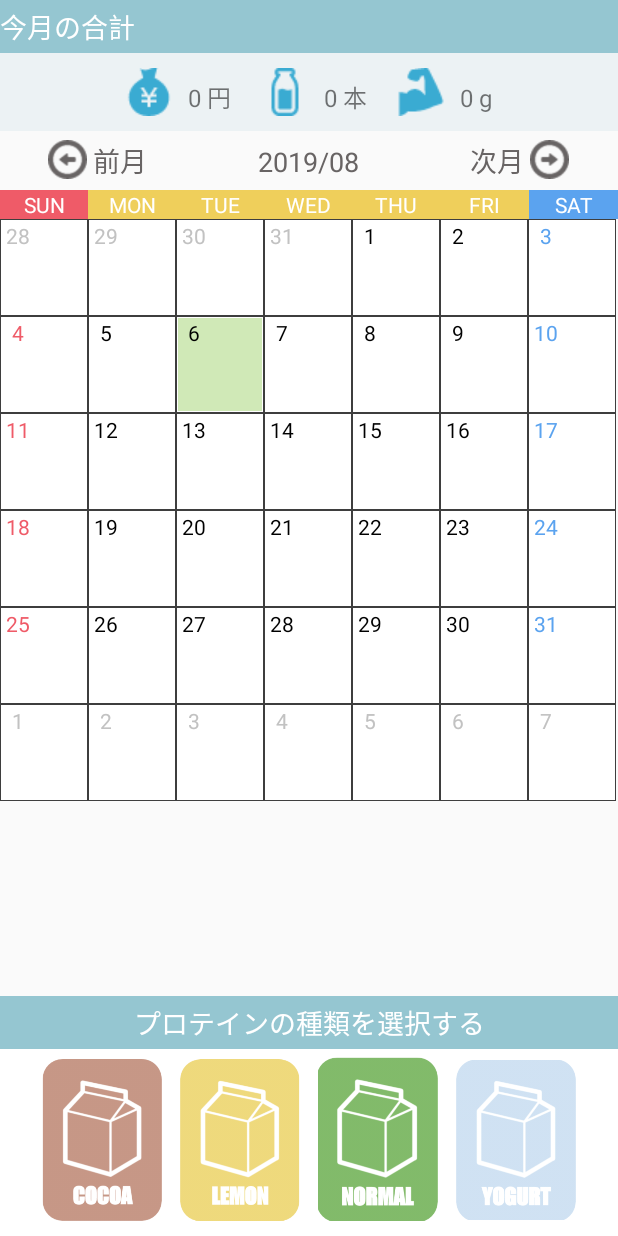
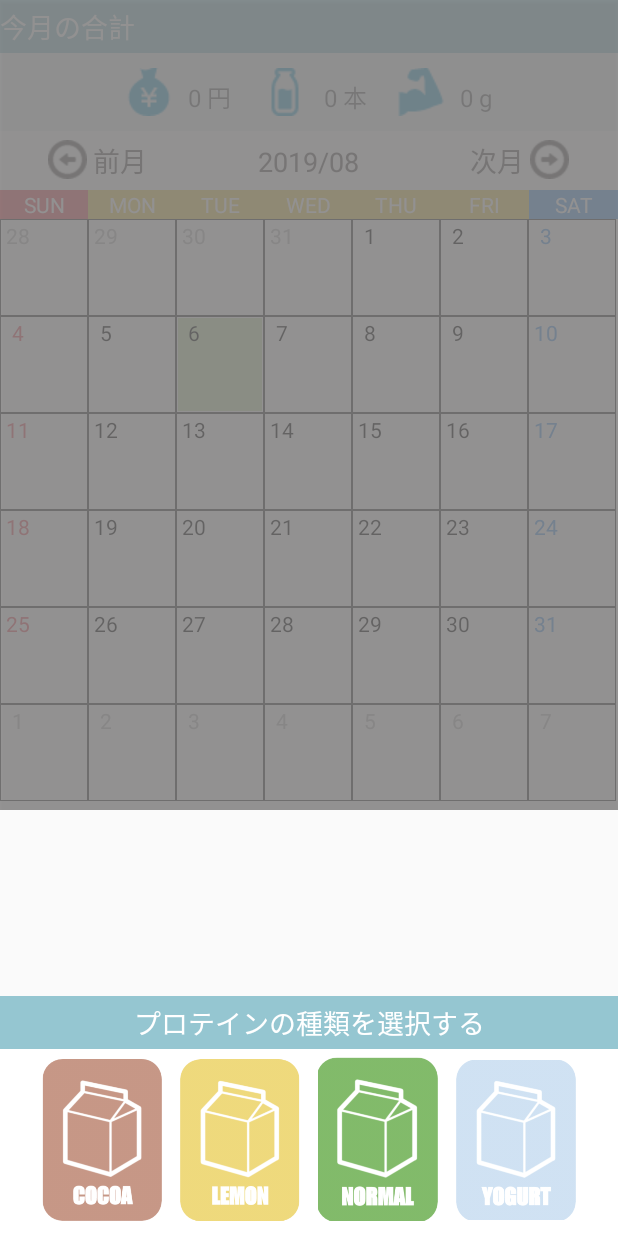
Before and after one commit to kiy0ta/ProteinCalenderApp, an Android app: the screen it shows after launch (TopActivity), after a tap on "28", on a phone screen of 412 x 824 dp. Run offline under Robolectric (Android 15) with nearby library versions, the light colour scheme and no system bars; 2 other taps on this screen came first.

Commit message:
## 変更  - カレンダーのグレーアウト処理

```diff
--- a/app/src/main/java/com/kiyokiyo/proteincalenderapp/activity/TopActivity.java
+++ b/app/src/main/java/com/kiyokiyo/proteincalenderapp/activity/TopActivity.java
@@ -8,6 +8,7 @@ import android.support.v7.app.AppCompatActivity;
 import android.os.Bundle;
 import android.view.View;
 import android.widget.AdapterView;
+import android.widget.Button;
 import android.widget.GridView;
 import android.widget.ImageView;
 import android.widget.LinearLayout;
@@ -42,6 +43,8 @@ public class TopActivity extends AppCompatActivity {
     ImageView mImageViewLemon;
     ImageView mImageViewNormal;
     ImageView mImageViewYogurt;
+    Button mButtonOverCalendar;
+    LinearLayout mLinearLayout;
 
     //カレンダーの月フォーマット型
     private static final String CLICKED_CALENDAR_FORMAT = "yyyy/MM/dd";
@@ -222,8 +225,12 @@ public class TopActivity extends AppCompatActivity {
 
 
                 //「プロテイン選択バー」のVisibleをTrueにする処理
-                LinearLayout linearLayout = findViewById(R.id.appear_select_protein);
-                linearLayout.setVisibility(View.VISIBLE);
+                mLinearLayout = findViewById(R.id.appear_select_protein);
+                mLinearLayout.setVisibility(View.VISIBLE);
+
+                //カレンダーを覆うボタンのVisibleをTrueにする処理
+                mButtonOverCalendar = findViewById(R.id.button_over_calendar);
+                mButtonOverCalendar.setVisibility(View.VISIBLE);
 
                 //「プロテイン選択バー」の画像(ココア)を押下したときの処理
                 mImageViewCocoa = findViewById(R.id.calendar_protein_type_cocoa);
@@ -262,6 +269,15 @@ public class TopActivity extends AppCompatActivity {
                     @Override
                     public void onClick(View v) {
                         clickProcess(position, ProteinType.stYOGURT);
+                    }
+                });
+
+                //グレー部分を押下したらキャンセルする処理
+                mButtonOverCalendar.setOnClickListener(new View.OnClickListener() {
+                    @Override
+                    public void onClick(View v) {
+                        mLinearLayout.setVisibility(View.GONE);
+                        mButtonOverCalendar.setVisibility(View.GONE);
                     }
                 });
 
@@ -304,7 +320,8 @@ public class TopActivity extends AppCompatActivity {
                     }
 
                     setTotalText(sumPrice, sumBottle, sumProtein);
-                    linearLayout.setVisibility(View.GONE);
+                    mLinearLayout.setVisibility(View.GONE);
+                    mButtonOverCalendar.setVisibility(View.GONE);
 
                 } catch (
                         ParseException e)
--- a/app/src/main/res/layout/activity_main.xml
+++ b/app/src/main/res/layout/activity_main.xml
@@ -9,7 +9,18 @@
              「プロテイン選択バー」の位置を、設定するためのRelative-->
     <RelativeLayout
         android:layout_width="match_parent"
-        android:layout_height="match_parent">
+        android:layout_height="wrap_content">
+
+        <FrameLayout
+            android:layout_width="match_parent"
+            android:layout_height="wrap_content">
+
+            <Button
+                android:id="@+id/button_over_calendar"
+                android:layout_width="match_parent"
+                android:layout_height="match_parent"
+                android:background="@color/color_over_calendar_button"
+                android:visibility="gone" />
 
             <!--「今月の合計」から、「グラフ集計」までを縦に並べる-->
             <LinearLayout
@@ -133,7 +144,6 @@
                             android:textSize="18dp" />
 
                         <!--「表示年月」の文字列-->
-                    <!--TODO "枠線用のxmlを作成する"-->
                         <TextView
                             android:id="@+id/titleText"
                             android:layout_width="wrap_content"
@@ -141,7 +151,6 @@
                             android:layout_centerVertical="true"
                             android:layout_marginLeft="14dp"
                             android:layout_marginRight="14dp"
-
                             android:textColor="@color/colorCalenderSelectMonth"
                             android:textSize="18dp" />
 
@@ -170,6 +179,8 @@
                 <include layout="@layout/fragment_calender" />
 
             </LinearLayout>
+
+        </FrameLayout>
 
         <!--&lt;!&ndash;「グラフ集計」アイコンと、ボタンを中央揃えにする&ndash;&gt;-->
         <!--<RelativeLayout-->
@@ -218,10 +229,10 @@
             android:id="@+id/appear_select_protein"
             android:layout_width="match_parent"
             android:layout_height="160dp"
-            android:layout_alignBottom="@+id/excludeRadioButtonArea"
             android:background="@color/color_white"
             android:orientation="vertical"
-            android:visibility="gone">
+            android:visibility="gone"
+            android:layout_alignParentBottom="true">
 
             <!--「プロテインを〜」の文字列と、
                 「プロテイン種類」の画像を中央揃えにする-->
@@ -248,8 +259,6 @@
                     android:layout_centerInParent="true"
                     android:orientation="horizontal"
                     android:paddingTop="36dp">
-
-                    <!--TODO "calendarのタイポを修正する"-->
 
                     <!--「ココア」の画像-->
                     <ImageView
--- a/app/src/main/res/layout/fragment_calender.xml
+++ b/app/src/main/res/layout/fragment_calender.xml
@@ -2,9 +2,8 @@
 <LinearLayout xmlns:android="http://schemas.android.com/apk/res/android"
     android:layout_width="match_parent"
     android:layout_height="match_parent"
-    android:orientation="vertical"
     android:layout_marginBottom="6dp"
-    >
+    android:orientation="vertical">
 
     <LinearLayout
         android:layout_width="match_parent"
@@ -82,4 +81,5 @@
         android:layout_height="wrap_content"
         android:numColumns="7" />
 
+
 </LinearLayout>
--- a/app/src/main/res/values/colors.xml
+++ b/app/src/main/res/values/colors.xml
@@ -15,6 +15,7 @@
     <color name="colorCalenderSelectMonth">#686464</color>
     <color name="colorCalenderTodayBG">#89a7d679</color>
     <color name="color_calendar_not_current_month_date">#c2c2c2</color>
+    <color name="color_over_calendar_button">#c7807f7f</color>
 
     <!--<color name="colorCalenderSelectMonth">#6a7173</color>-->
 
```
Also changed, not shown: 38 other files. Lines whose indentation alone changed are shown as unchanged.
